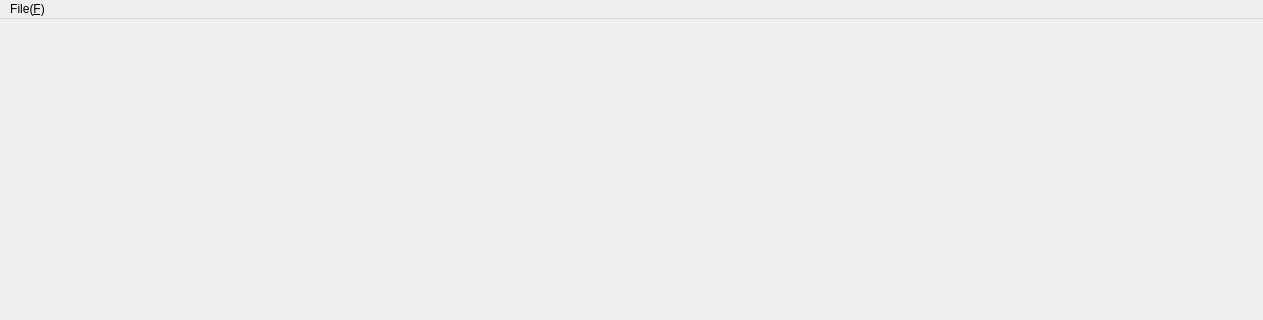
Above: MainFrame.ui from wqslucifer/MLTools before the change; both pictures show x 0 to 1263 and y 0 to 320 of the 1263 by 711 pixel window. Below: the same form after it.
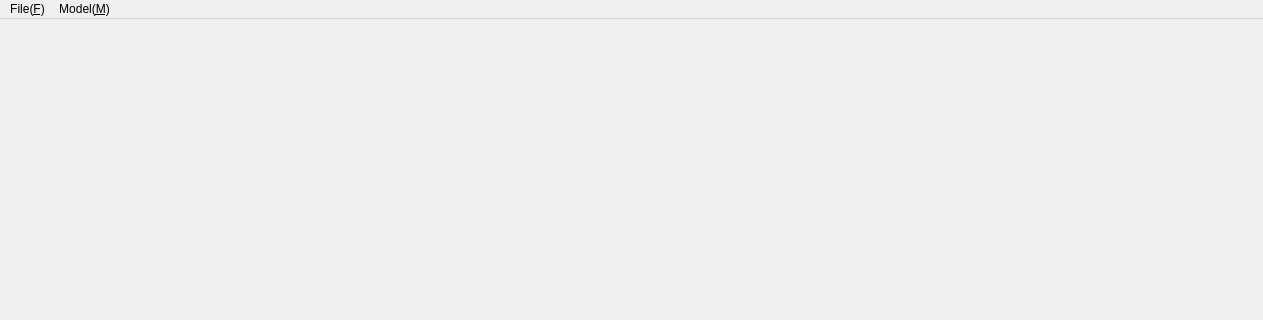
That is the form after the change.

Commit message: create new UI for creating model

What changed in the file:
```diff
--- a/MainFrame.ui
+++ b/MainFrame.ui
@@ -33,7 +33,16 @@
     <addaction name="separator"/>
     <addaction name="actionSetting"/>
    </widget>
+   <widget class="QMenu" name="menuModel_M">
+    <property name="title">
+     <string>Model(&amp;M)</string>
+    </property>
+    <addaction name="actionCreate_Model"/>
+    <addaction name="actionSave_Model"/>
+    <addaction name="actionManagement"/>
+   </widget>
    <addaction name="menuFile_F"/>
+   <addaction name="menuModel_M"/>
   </widget>
   <widget class="QStatusBar" name="statusbar"/>
   <action name="actionOpen_Project">
```
Left out of the diff: 15 changed lines with no effect on the pictures. The commit also changes 4 other files.
